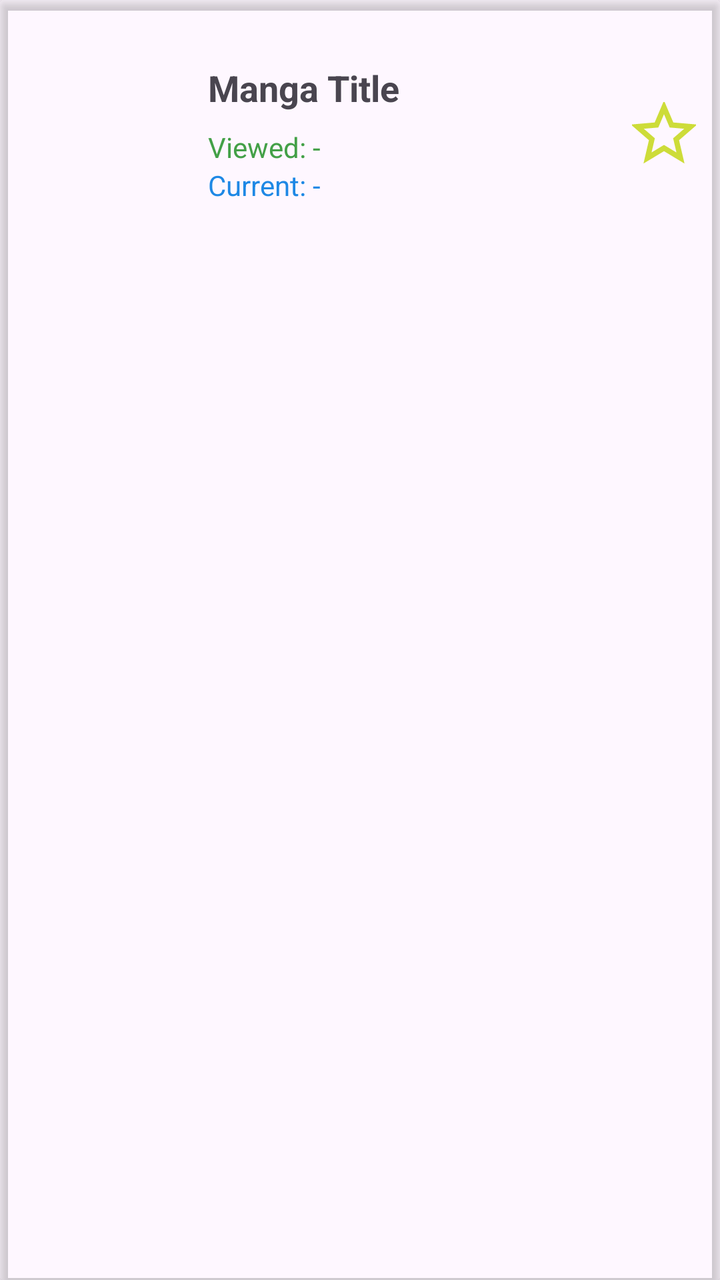
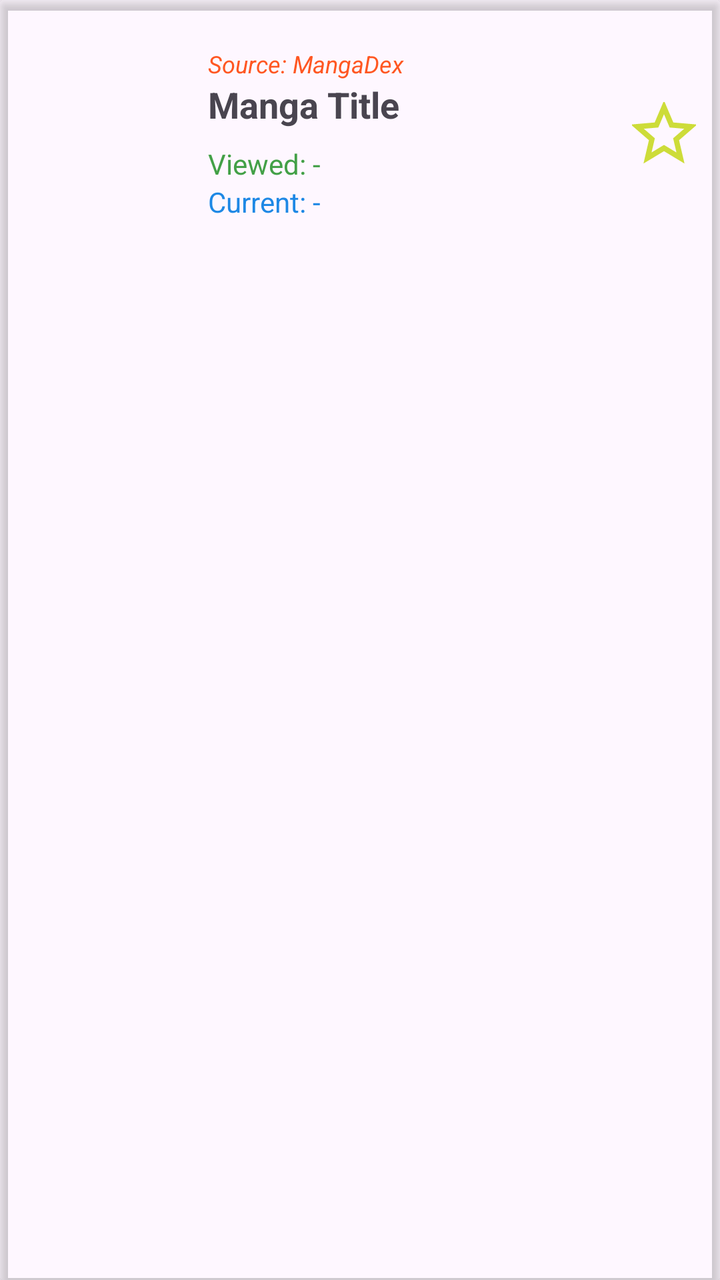

Before-and-after screenshots of an Android layout around one commit, followed by the original layout XML and the change that was made.
<!-- AndroidManifest.xml: application theme Theme.MangaV5 -->
<!-- res/layout/activity_bookmark_item.xml -->
<?xml version="1.0" encoding="utf-8"?>
<androidx.cardview.widget.CardView
    xmlns:android="http://schemas.android.com/apk/res/android"
    xmlns:app="http://schemas.android.com/apk/res-auto"
    android:layout_width="match_parent"
    android:layout_height="wrap_content"
    android:layout_margin="8dp"
    app:cardElevation="3dp"
    app:cardBackgroundColor="@android:color/transparent">>

    <LinearLayout
        android:layout_width="match_parent"
        android:layout_height="wrap_content"
        android:padding="12dp"
        android:orientation="horizontal"
        android:gravity="center_vertical"
        android:background="@android:color/transparent">

        
        <ImageView
            android:id="@+id/mangaCoverImage"
            android:layout_width="80dp"
            android:layout_height="110dp"
            android:scaleType="centerCrop"
            android:contentDescription="" />

        <LinearLayout
            android:layout_width="0dp"
            android:layout_height="wrap_content"
            android:layout_weight="1"
            android:orientation="vertical"
            android:layout_marginStart="12dp">

            
            <TextView
                android:id="@+id/mangaTitle"
                android:layout_width="match_parent"
                android:layout_height="wrap_content"
                android:text="Manga Title"
                android:textSize="18sp"
                android:textStyle="bold"
                android:maxLines="1"
                android:ellipsize="end" />

            
            <LinearLayout
                android:layout_width="match_parent"
                android:layout_height="wrap_content"
                android:orientation="vertical"
                android:layout_marginTop="8dp">

                <TextView
                    android:id="@+id/viewedChapter"
                    android:layout_width="match_parent"
                    android:layout_height="wrap_content"
                    android:text="Viewed: -"
                    android:textSize="14sp"
                    android:textColor="#43A047"
                    android:clickable="true"
                    android:focusable="true"
                    android:ellipsize="end"
                    android:maxLines="1" />

                <TextView
                    android:id="@+id/currentChapter"
                    android:layout_width="match_parent"
                    android:layout_height="wrap_content"
                    android:text="Current: -"
                    android:textSize="14sp"
                    android:textColor="#1E88E5"
                    android:clickable="true"
                    android:focusable="true"
                    android:ellipsize="end"
                    android:maxLines="1" />

            </LinearLayout>

        </LinearLayout>

        
        <ImageView
            android:id="@+id/bookmarkStar"
            android:layout_width="32dp"
            android:layout_height="32dp"
            android:layout_marginStart="12dp"
            android:contentDescription="rk"
            android:src="@drawable/ic_star_border"
            android:clickable="true"
            android:focusable="true" />

    </LinearLayout>

    <androidx.cardview.widget.CardView
        android:layout_width="match_parent"
        android:layout_height="wrap_content"
        android:layout_margin="8dp"
        app:cardCornerRadius="8dp"
        android:id="@+id/mangaBlurCard">
    </androidx.cardview.widget.CardView>
</androidx.cardview.widget.CardView>
<!-- resources referenced by this layout -->
<resources>
  <!-- drawable ic_star_border (drawable) -->
  <vector xmlns:android="http://schemas.android.com/apk/res/android"
      android:width="24dp"
      android:height="24dp"
      android:viewportWidth="24"
      android:viewportHeight="24">
  
      <path
          android:fillColor="#FF000000"
          android:pathData="M22,9.24l-7.19,-0.62L12,2 9.19,8.62 2,9.24 7.46,13.97 5.82,21 12,17.27 18.18,21 16.54,13.97z"
          android:fillAlpha="0"
          android:strokeColor="#CDDC39"
          android:strokeWidth="2"/>
  </vector>
  <style name="Theme.MangaV5" parent="Theme.MaterialComponents.DayNight.DarkActionBar">
          
          <item name="colorPrimary">@color/purple_500</item>
          <item name="colorPrimaryVariant">@color/purple_700</item>
          <item name="colorOnPrimary">@color/white</item>
          
          <item name="colorSecondary">@color/teal_200</item>
          <item name="colorSecondaryVariant">@color/teal_700</item>
          <item name="colorOnSecondary">@color/black</item>
          
          <item name="android:statusBarColor">?attr/colorPrimaryVariant</item>
          
      </style>
  <color name="purple_500">#FF6200EE</color>
  <color name="purple_700">#FF3700B3</color>
  <color name="white">#FFFFFFFF</color>
  <color name="teal_200">#FF03DAC5</color>
  <color name="teal_700">#FF018786</color>
  <color name="black">#FF000000</color>
</resources>

<!-- the commit's change to res/layout/activity_bookmark_item.xml (unified diff, before → after) -->
@@ -1,4 +1,3 @@
-<?xml version="1.0" encoding="utf-8"?>
 <androidx.cardview.widget.CardView
     xmlns:android="http://schemas.android.com/apk/res/android"
     xmlns:app="http://schemas.android.com/apk/res-auto"
@@ -6,7 +5,7 @@
     android:layout_height="wrap_content"
     android:layout_margin="8dp"
     app:cardElevation="3dp"
-    app:cardBackgroundColor="@android:color/transparent">>
+    app:cardBackgroundColor="@android:color/transparent">
 
     <LinearLayout
         android:layout_width="match_parent"
@@ -30,6 +29,18 @@
             android:layout_weight="1"
             android:orientation="vertical"
             android:layout_marginStart="12dp">
+
+            
+            <TextView
+                android:id="@+id/mangaSource"
+                android:layout_width="match_parent"
+                android:layout_height="wrap_content"
+                android:text="Source: MangaDex"
+                android:textSize="12sp"
+                android:textColor="#FF5722"
+                android:textStyle="italic"
+                android:maxLines="1"
+                android:ellipsize="end"/>
 
             
             <TextView
@@ -83,7 +94,7 @@
             android:layout_width="32dp"
             android:layout_height="32dp"
             android:layout_marginStart="12dp"
-            android:contentDescription="rk"
+            android:contentDescription="Bookmark"
             android:src="@drawable/ic_star_border"
             android:clickable="true"
             android:focusable="true" />
